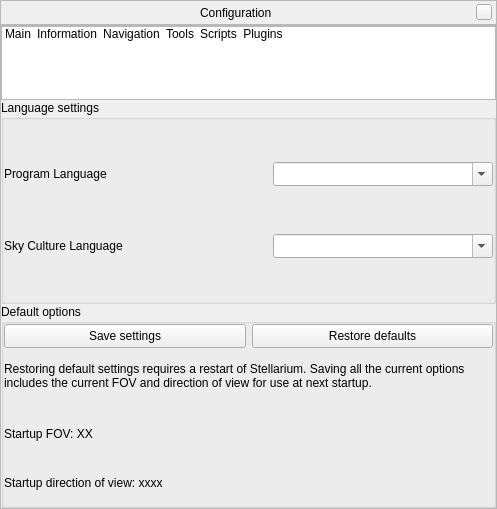
Qt form src/gui/configurationDialog.ui (519984307/stellarium_src) before a commit.
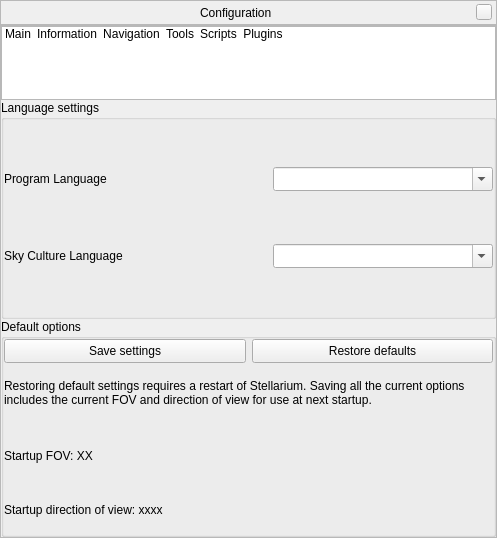
The same form after that commit. Icons and pictures are not drawn. Custom widgets are drawn as their Qt base class.

Commit message: added tooltip for 'Select single constellation' option

The edit to the form file:
```diff
--- a/src/gui/configurationDialog.ui
+++ b/src/gui/configurationDialog.ui
@@ -7,7 +7,7 @@
     <x>0</x>
     <y>0</y>
     <width>497</width>
-    <height>509</height>
+    <height>538</height>
    </rect>
   </property>
   <layout class="QVBoxLayout">
```
Left out of the diff: 3 changed lines with no effect on the pictures.
